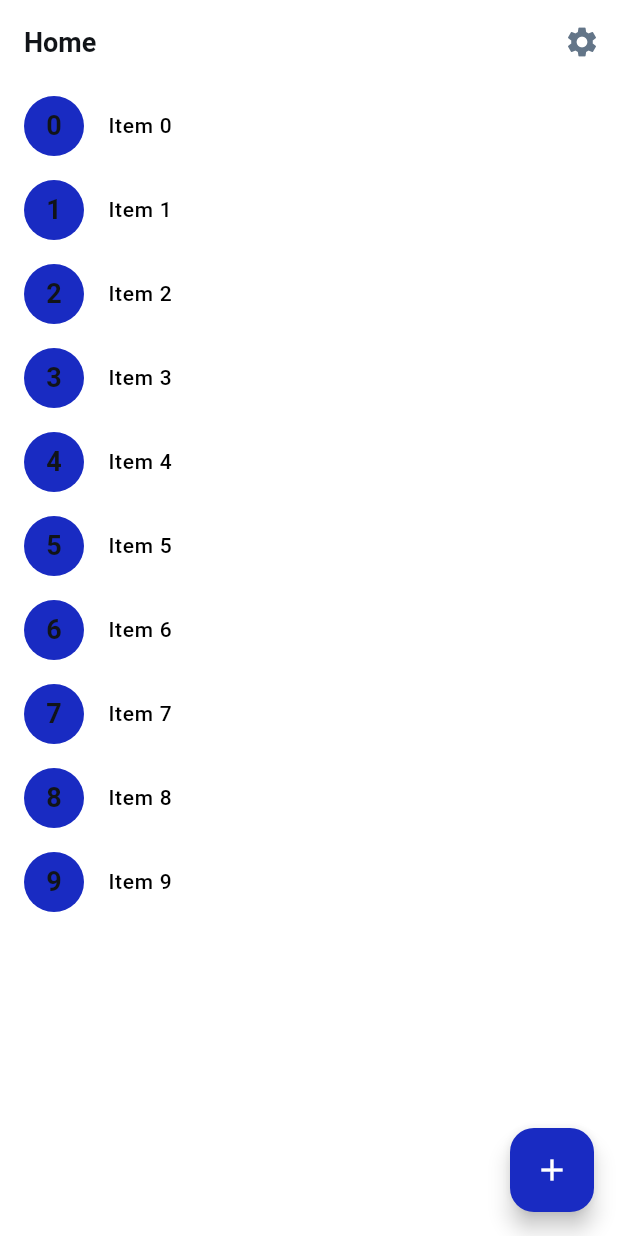
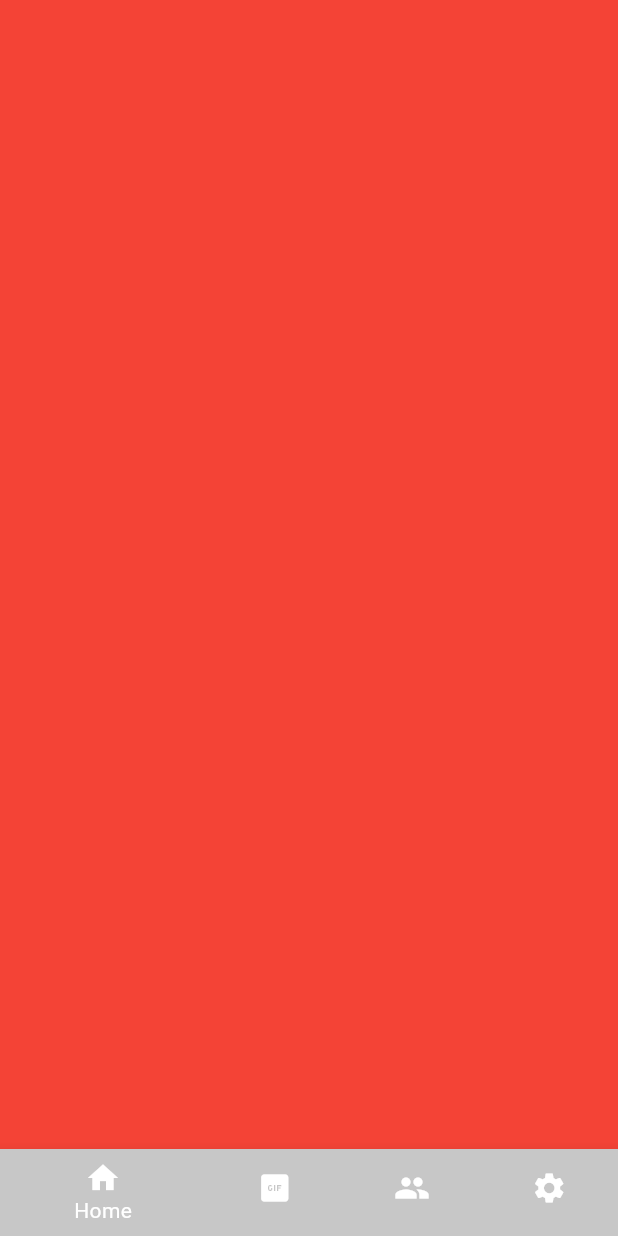
Before and after one commit to adpg-project-templates/flutter-template, a Flutter app: the screen it shows after launch, on a phone screen of 412 x 824 dp. Run offline on Flutter 3.47's test engine with Material 3 defaults, Android fonts, the phone set to English and light mode, and no system bars; our stand-ins replace firebase_core, flutter_dotenv, shared_preferences; accounts and stored records are empty; generated files the repository leaves out were written again; Roboto replaces fonts that are missing (Urbanist).

Commit message:
feat(responsive_navbar): add responsive navigation bar with mobile and desktop support
Introduce a new responsive navigation bar component that supports both mobile and desktop layouts. The implementation includes a `NavItem` model, `NavigationProvider` for state management, and separate widgets for mobile (`MobileScaffold`) and desktop (`NavRailDesktop`) layouts. The `ResponsiveNavBar` widget dynamically switches between layouts based on screen width, improving user experience across devices.

```diff
--- /dev/null
+++ b/lib/core/widgets/responsive_navbar/model/nav_item.dart
@@ -0,0 +1,21 @@
+
+import 'package:flutter/material.dart';
+
+enum DesktopPosition {
+  top,
+  bottom,
+}
+
+class NavItem {
+  final String title;
+  final IconData icon;
+  final Widget page;
+  final DesktopPosition? desktopPosition;
+
+  NavItem({
+    required this.title,
+    required this.icon,
+    required this.page,
+    this.desktopPosition = DesktopPosition.top,
+  });
+}
--- /dev/null
+++ b/lib/core/widgets/responsive_navbar/navbar.dart
@@ -0,0 +1,66 @@
+import 'package:flutter/material.dart';
+import 'package:my_application_name_replace/core/widgets/responsive_navbar/model/nav_item.dart';
+import 'package:my_application_name_replace/core/widgets/responsive_navbar/provider/navigation_provider.dart';
+import 'package:my_application_name_replace/core/widgets/responsive_navbar/widgets/mobile_scaffold.dart';
+import 'package:my_application_name_replace/core/widgets/responsive_navbar/widgets/nav_rail_desktop.dart';
+import 'package:provider/provider.dart';
+
+class ResponsiveNavBar extends StatefulWidget {
+  const ResponsiveNavBar({super.key, required this.items});
+
+  final List<NavItem> items;
+
+  @override
+  State<ResponsiveNavBar> createState() => _ResponsiveNavBarState();
+}
+
+class _ResponsiveNavBarState extends State<ResponsiveNavBar> {
+  final GlobalKey<NavigatorState> _contentNavigatorKey = GlobalKey();
+
+  @override
+  Widget build(BuildContext context) {
+    final isDesktop = MediaQuery.of(context).size.width >= 600;
+
+    return MultiProvider(
+      providers: [
+        ChangeNotifierProvider(create: (_) => NavigationProvider()),
+      ],
+      child: Builder(builder: (context) {
+        final navigation = Provider.of<NavigationProvider>(context);
+        navigation.setPages(widget.items);
+        return Scaffold(
+          body: isDesktop
+              ? _buildDesktopLayout(navigation)
+              : _buildMobileLayout(navigation),
+        );
+      }),
+    );
+  }
+
+  Widget _buildDesktopLayout(NavigationProvider navigation) {
+    return Row(
+      children: [
+        NavRailDesktop(
+          selectedIndex: navigation.currentIndex,
+          onDestinationSelected: (index) => navigation.setIndex(index),
+        ),
+        Expanded(
+          child: Navigator(
+            key: _contentNavigatorKey,
+            onGenerateRoute: (settings) => MaterialPageRoute(
+              builder: (context) => navigation.currentPage(),
+            ),
+          ),
+        ),
+      ],
+    );
+  }
+
+  Widget _buildMobileLayout(NavigationProvider navigation) {
+    return MobileScaffold(
+      currentIndex: navigation.currentIndex,
+      onTabSelected: navigation.setIndex,
+      navigatorKey: _contentNavigatorKey,
+    );
+  }
+}
--- /dev/null
+++ b/lib/core/widgets/responsive_navbar/provider/navigation_provider.dart
@@ -0,0 +1,42 @@
+import 'package:flutter/material.dart';
+import 'package:my_application_name_replace/core/widgets/responsive_navbar/model/nav_item.dart';
+
+class NavigationProvider extends ChangeNotifier {
+  int _currentIndex = 0;
+  int get currentIndex => _currentIndex;
+  List<NavItem> pages = [];
+
+  void setIndex(int index) {
+    _currentIndex = index;
+    notifyListeners();
+  }
+
+  void setPages(List<NavItem> items) {
+    pages = items;
+    notifyListeners();
+  }
+
+  Widget currentPage() {
+    return pages[_currentIndex].page;
+  }
+
+  List<Widget> pagesList() {
+    return allItems().map((e) => e.page).toList();
+  }
+
+  List<NavItem> allItems() {
+    return [...desktopTopItems(), ...desktopBottomItems()];
+  }
+
+  List<NavItem> desktopTopItems() {
+    return pages
+        .where((e) => e.desktopPosition == DesktopPosition.top)
+        .toList();
+  }
+
+  List<NavItem> desktopBottomItems() {
+    return pages
+        .where((e) => e.desktopPosition == DesktopPosition.bottom)
+        .toList();
+  }
+}
--- /dev/null
+++ b/lib/core/widgets/responsive_navbar/widgets/mobile_scaffold.dart
@@ -0,0 +1,51 @@
+import 'package:flutter/material.dart';
+import 'package:my_application_name_replace/core/widgets/responsive_navbar/provider/navigation_provider.dart';
+import 'package:provider/provider.dart';
+
+class MobileScaffold extends StatelessWidget {
+  final int currentIndex;
+  final Function(int) onTabSelected;
+  final GlobalKey<NavigatorState> navigatorKey;
+
+  const MobileScaffold({
+    super.key,
+    required this.currentIndex,
+    required this.onTabSelected,
+    required this.navigatorKey,
+  });
+
+  @override
+  Widget build(BuildContext context) {
+    return Scaffold(
+      body: Consumer<NavigationProvider>(
+        builder: (context, navigation, child) {
+          return IndexedStack(
+            index: currentIndex,
+            children: navigation.pagesList(),
+          );
+        },
+      ),
+      bottomNavigationBar: _buildBottomNavBar(context),
+    );
+  }
+
+  Widget _buildBottomNavBar(BuildContext context) {
+    var theme = Theme.of(context);
+    return Consumer<NavigationProvider>(
+        builder: (context, navigation, child) {
+    return BottomNavigationBar(
+      currentIndex: currentIndex,
+      selectedItemColor: theme.colorScheme.inverseSurface,
+      onTap: onTabSelected,
+      items: navigation.allItems().map(
+            (e) => BottomNavigationBarItem(
+              backgroundColor: theme.colorScheme.surfaceContainer,
+              icon: Icon(e.icon, color: theme.colorScheme.inverseSurface),
+              label: e.title,
+            ),
+          )
+          .toList(),
+    );});
+
+  }
+}
--- a/lib/home/home_view.dart
+++ b/lib/home/home_view.dart
@@ -1,49 +1,21 @@
 import 'package:flutter/material.dart';
-import 'package:flutter_gen/gen_l10n/app_localizations.dart';
-import '../settings/views/settings_view.dart';
+import 'package:my_application_name_replace/core/widgets/responsive_navbar/model/nav_item.dart';
+import 'package:my_application_name_replace/core/widgets/responsive_navbar/navbar.dart';
 
 class HomeView extends StatelessWidget {
   const HomeView({super.key});
 
-  static const routeName = '/home';
-
   @override
   Widget build(BuildContext context) {
-    return Scaffold(
-      appBar: AppBar(
-        title: Text(AppLocalizations.of(context)!.home),
-        actions: [
-          IconButton(
-            icon: const Icon(Icons.settings),
-            onPressed: () {
-              Navigator.restorablePushNamed(context, SettingsView.routeName);
-            },
-          ),
-        ],
-      ),
-      body: ListView.builder(
-        restorationId: 'homeViewList',
-        itemCount: 10,
-        itemBuilder: (BuildContext context, int index) {
-          return ListTile(
-            title: Text('Item $index'),
-            leading: CircleAvatar(
-              backgroundColor: Theme.of(context).primaryColor,
-              child: Text('$index',
-                  style: Theme.of(context).textTheme.headlineSmall),
-            ),
-            onTap: () {
-              // Handle item tap
-            },
-          );
-        },
-      ),
-      floatingActionButton: FloatingActionButton(
-        onPressed: () {
-          // Handle FAB press
-        },
-        child: const Icon(Icons.add),
-      ),
-    );
+    return ResponsiveNavBar(items: [
+      NavItem(title: 'Home', icon: Icons.home, page: Container(color: Colors.red,)),
+      NavItem(title: 'Products', icon: Icons.gif_box, page: Container(color: Colors.black,)),
+      NavItem(title: 'Users', icon: Icons.people, page: Container(color: Colors.blue,)),
+      NavItem(
+          title: 'Settings',
+          icon: Icons.settings,
+          page: Container(color: Colors.green,),
+          desktopPosition: DesktopPosition.bottom),
+    ]);
   }
 }
```
Also changed, not shown: lib/core/widgets/responsive_navbar/widgets/nav_rail_desktop.dart (added, +103 -0 lines).
